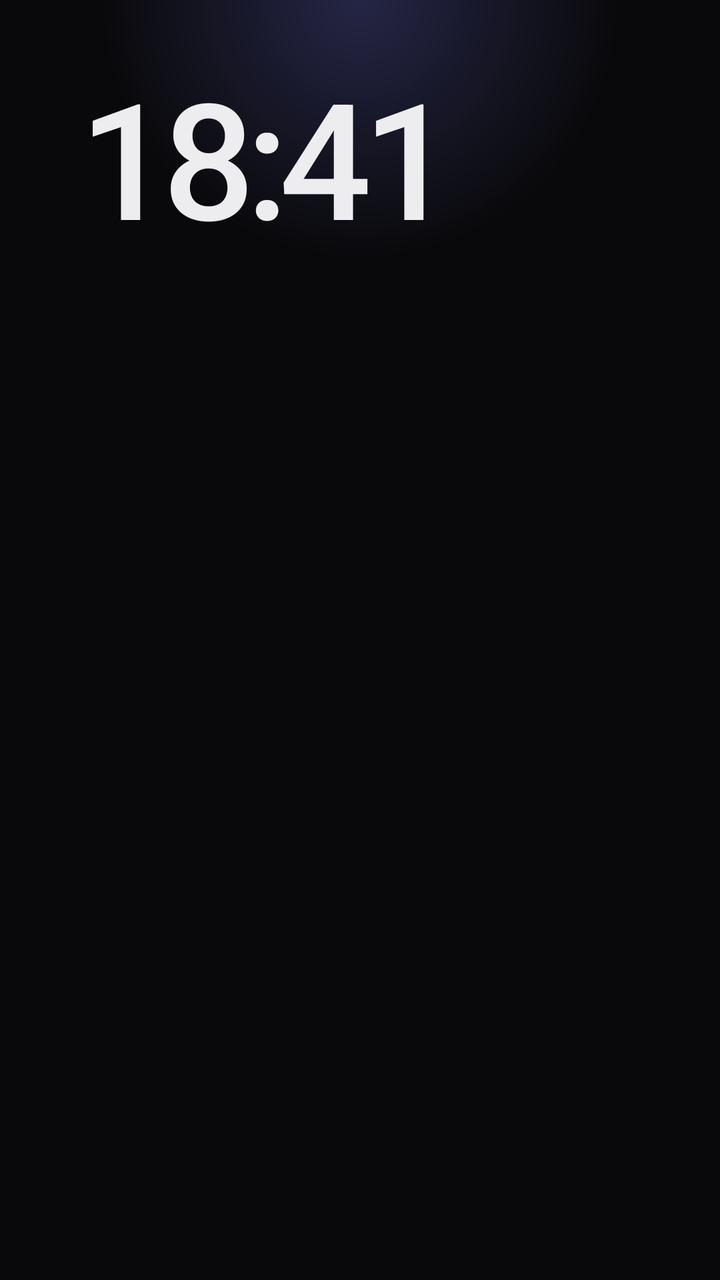
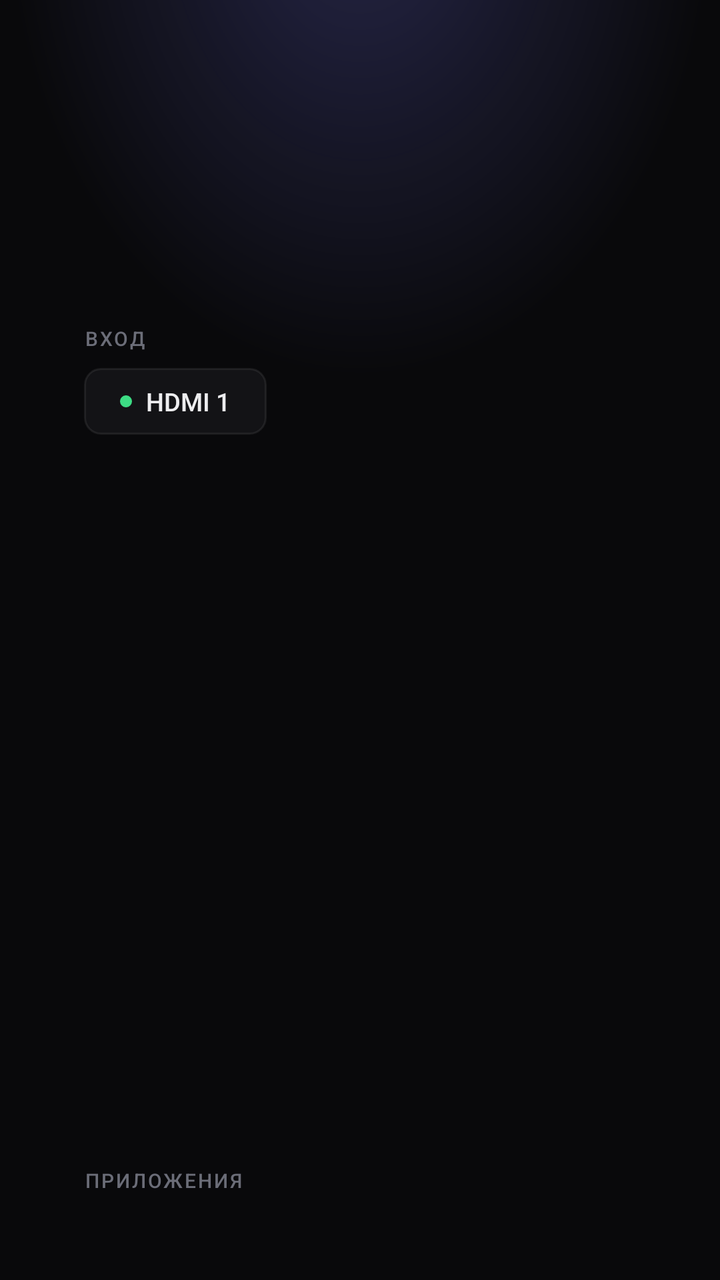

Two renders of the same Android screen: before a commit and after it. Below are the layout's source before the change and the commit's diff.
<!-- AndroidManifest.xml: application theme Theme.TvLauncher -->
<!-- res/layout/activity_home.xml -->
<?xml version="1.0" encoding="utf-8"?>
<FrameLayout xmlns:android="http://schemas.android.com/apk/res/android"
    android:layout_width="match_parent"
    android:layout_height="match_parent"
    android:paddingStart="@dimen/screen_pad_h"
    android:paddingTop="@dimen/screen_pad_v"
    android:paddingEnd="@dimen/screen_pad_h"
    android:paddingBottom="@dimen/screen_pad_v">

    <TextView
        android:id="@+id/clock"
        android:layout_width="wrap_content"
        android:layout_height="wrap_content"
        android:fontFamily="sans-serif-medium"
        android:fontFeatureSettings="tnum"
        android:includeFontPadding="false"
        android:letterSpacing="-0.055"
        android:text="18:41"
        android:textColor="@color/text"
        android:textSize="@dimen/clock_text" />
</FrameLayout>
<!-- resources referenced by this layout -->
<resources>
  <color name="text">#EDEDEF</color>
  <dimen name="clock_text">81sp</dimen>
  <dimen name="screen_pad_h">42dp</dimen>
  <dimen name="screen_pad_v">35dp</dimen>
  <!-- drawable bg_home (drawable) -->
  <?xml version="1.0" encoding="utf-8"?>
  <layer-list xmlns:android="http://schemas.android.com/apk/res/android">
      <item>
          <color android:color="@color/bg" />
      </item>
      <item
          android:gravity="top|fill_horizontal"
          android:height="260dp">
          <shape android:shape="rectangle">
              <gradient
                  android:centerX="0.5"
                  android:centerY="0"
                  android:endColor="#007C7CFF"
                  android:gradientRadius="50%p"
                  android:startColor="@color/glow"
                  android:type="radial" />
          </shape>
      </item>
  </layer-list>
  <color name="accent">#8B8BFF</color>
  <color name="bg">#09090B</color>
  <color name="glow">#3D7C7CFF</color>
  <!-- unchanged entries left out for length: 1 -->
</resources>

<!-- the commit's change to res/layout/activity_home.xml (unified diff, before → after) -->
@@ -1,21 +1,153 @@
 <?xml version="1.0" encoding="utf-8"?>
 <FrameLayout xmlns:android="http://schemas.android.com/apk/res/android"
     android:layout_width="match_parent"
-    android:layout_height="match_parent"
-    android:paddingStart="@dimen/screen_pad_h"
-    android:paddingTop="@dimen/screen_pad_v"
-    android:paddingEnd="@dimen/screen_pad_h"
-    android:paddingBottom="@dimen/screen_pad_v">
+    android:layout_height="match_parent">
+
+    <LinearLayout
+        android:layout_width="match_parent"
+        android:layout_height="match_parent"
+        android:clipChildren="false"
+        android:clipToPadding="false"
+        android:orientation="vertical"
+        android:paddingStart="@dimen/screen_pad_h"
+        android:paddingTop="@dimen/screen_pad_v"
+        android:paddingEnd="@dimen/screen_pad_h"
+        android:paddingBottom="@dimen/screen_pad_v">
+
+        
+        <LinearLayout
+            android:layout_width="match_parent"
+            android:layout_height="wrap_content"
+            android:orientation="horizontal">
+
+            <LinearLayout
+                android:layout_width="0dp"
+                android:layout_height="wrap_content"
+                android:layout_weight="1"
+                android:orientation="vertical">
+
+                <TextView
+                    android:id="@+id/clock"
+                    android:layout_width="wrap_content"
+                    android:layout_height="wrap_content"
+                    android:layout_marginBottom="-14dp"
+                    android:fontFamily="sans-serif-medium"
+                    android:fontFeatureSettings="tnum"
+                    android:includeFontPadding="false"
+                    android:letterSpacing="-0.055"
+                    android:textColor="@color/text"
+                    android:textSize="@dimen/clock_text" />
+
+                <LinearLayout
+                    android:layout_width="wrap_content"
+                    android:layout_height="wrap_content"
+                    android:layout_marginTop="9dp"
+                    android:gravity="center_vertical"
+                    android:orientation="horizontal">
+
+                    <TextView
+                        android:id="@+id/date"
+                        android:layout_width="wrap_content"
+                        android:layout_height="wrap_content"
+                        android:textColor="@color/text_muted"
+                        android:textSize="@dimen/date_text" />
+
+                    <ImageView
+                        android:id="@+id/offline_icon"
+                        android:layout_width="16dp"
+                        android:layout_height="16dp"
+                        android:layout_marginStart="10dp"
+                        android:importantForAccessibility="no"
+                        android:visibility="gone" />
+                </LinearLayout>
+            </LinearLayout>
+
+            <LinearLayout
+                android:id="@+id/weather_card"
+                android:layout_width="wrap_content"
+                android:layout_height="wrap_content"
+                android:background="@drawable/bg_panel"
+                android:gravity="center_vertical"
+                android:orientation="horizontal"
+                android:paddingStart="12dp"
+                android:paddingTop="@dimen/card_pad_v"
+                android:paddingEnd="@dimen/card_pad_h"
+                android:paddingBottom="@dimen/card_pad_v"
+                android:visibility="invisible" />
+
+            <LinearLayout
+                android:id="@+id/rates_card"
+                android:layout_width="wrap_content"
+                android:layout_height="wrap_content"
+                android:layout_marginStart="10dp"
+                android:background="@drawable/bg_panel"
+                android:orientation="vertical"
+                android:paddingStart="@dimen/card_pad_h"
+                android:paddingTop="10dp"
+                android:paddingEnd="@dimen/card_pad_h"
+                android:paddingBottom="10dp"
+                android:visibility="invisible" />
+        </LinearLayout>
+
+        <TextView
+            style="@style/SectionLabel"
+            android:layout_marginTop="@dimen/block_gap"
+            android:text="Вход" />
+
+        <TextView
+            android:id="@+id/hdmi_button"
+            android:layout_width="wrap_content"
+            android:layout_height="wrap_content"
+            android:background="@drawable/bg_pill"
+            android:drawableStart="@drawable/dot_green"
+            android:drawablePadding="7dp"
+            android:focusable="true"
+            android:fontFamily="sans-serif-medium"
+            android:gravity="center_vertical"
+            android:paddingStart="@dimen/pill_pad_h"
+            android:paddingTop="@dimen/pill_pad_v"
+            android:paddingEnd="@dimen/pill_pad_h"
+            android:paddingBottom="@dimen/pill_pad_v"
+            android:text="HDMI 1"
+            android:textColor="@color/text"
+            android:textSize="@dimen/pill_text" />
+
+        
+        <LinearLayout
+            android:layout_width="match_parent"
+            android:layout_height="0dp"
+            android:layout_weight="1"
+            android:clipChildren="false"
+            android:clipToPadding="false"
+            android:gravity="bottom"
+            android:orientation="vertical">
+
+            <TextView
+                style="@style/SectionLabel"
+                android:text="Приложения" />
+
+            <androidx.recyclerview.widget.RecyclerView
+                android:id="@+id/grid"
+                android:layout_width="match_parent"
+                android:layout_height="wrap_content"
+                android:layout_marginStart="-10dp"
+                android:layout_marginEnd="-10dp"
+                android:layout_marginBottom="-10dp"
+                android:clipChildren="false"
+                android:clipToPadding="false"
+                android:padding="4dp"
+                android:scrollbars="none" />
+        </LinearLayout>
+    </LinearLayout>
 
     <TextView
-        android:id="@+id/clock"
+        android:id="@+id/move_hint"
         android:layout_width="wrap_content"
         android:layout_height="wrap_content"
-        android:fontFamily="sans-serif-medium"
-        android:fontFeatureSettings="tnum"
-        android:includeFontPadding="false"
-        android:letterSpacing="-0.055"
-        android:text="18:41"
-        android:textColor="@color/text"
-        android:textSize="@dimen/clock_text" />
+        android:layout_gravity="bottom|center_horizontal"
+        android:layout_marginBottom="10dp"
+        android:text="◀ ▶ ▲ ▼ — переместить · OK — готово · Назад — отмена"
+        android:textColor="@color/label"
+        android:textSize="11sp"
+        android:visibility="gone" />
 </FrameLayout>
<!-- resource entries referenced after the edit -->
@@ -1,32 +1,99 @@
 <!-- resources referenced by this layout -->
 <resources>
+  <color name="label">#6B6D78</color>
   <color name="text">#EDEDEF</color>
+  <color name="text_muted">#8B8D98</color>
+  <dimen name="block_gap">17dp</dimen>
+  <dimen name="card_pad_h">15dp</dimen>
+  <dimen name="card_pad_v">11dp</dimen>
   <dimen name="clock_text">81sp</dimen>
+  <dimen name="date_text">15sp</dimen>
+  <dimen name="pill_pad_h">18dp</dimen>
+  <dimen name="pill_pad_v">8dp</dimen>
+  <dimen name="pill_text">12.5sp</dimen>
   <dimen name="screen_pad_h">42dp</dimen>
   <dimen name="screen_pad_v">35dp</dimen>
+  <!-- drawable bg_panel (drawable) -->
+  <?xml version="1.0" encoding="utf-8"?>
+  <shape xmlns:android="http://schemas.android.com/apk/res/android" android:shape="rectangle">
+      <solid android:color="@color/panel" />
+      <stroke android:width="1dp" android:color="@color/panel_stroke" />
+      <corners android:radius="@dimen/card_radius" />
+  </shape>
+  <!-- drawable bg_pill (drawable) -->
+  <?xml version="1.0" encoding="utf-8"?>
+  <selector xmlns:android="http://schemas.android.com/apk/res/android">
+      <item android:state_focused="true">
+          <shape android:shape="rectangle">
+              <solid android:color="@color/panel" />
+              <stroke android:width="@dimen/focus_ring" android:color="@color/accent" />
+              <corners android:radius="@dimen/pill_radius" />
+          </shape>
+      </item>
+      <item>
+          <shape android:shape="rectangle">
+              <solid android:color="@color/panel" />
+              <stroke android:width="1dp" android:color="@color/panel_stroke" />
+              <corners android:radius="@dimen/pill_radius" />
+          </shape>
+      </item>
+  </selector>
+  <!-- drawable dot_green (drawable) -->
+  <?xml version="1.0" encoding="utf-8"?>
+  <shape xmlns:android="http://schemas.android.com/apk/res/android" android:shape="oval">
+      <solid android:color="@color/up" />
+      <size android:width="@dimen/dot" android:height="@dimen/dot" />
+  </shape>
+  <style name="SectionLabel">
+          <item name="android:layout_width">wrap_content</item>
+          <item name="android:layout_height">wrap_content</item>
+          <item name="android:layout_marginBottom">@dimen/label_gap</item>
+          <item name="android:fontFamily">sans-serif-medium</item>
+          <item name="android:letterSpacing">0.1</item>
+          <item name="android:textAllCaps">true</item>
+          <item name="android:textColor">@color/label</item>
+          <item name="android:textSize">@dimen/label_text</item>
+      </style>
+  <color name="panel">#131316</color>
+  <color name="panel_stroke">#13FFFFFF</color>
+  <dimen name="card_radius">12dp</dimen>
+  <dimen name="focus_ring">2dp</dimen>
   <!-- drawable bg_home (drawable) -->
   <?xml version="1.0" encoding="utf-8"?>
-  <layer-list xmlns:android="http://schemas.android.com/apk/res/android">
-      <item>
-          <color android:color="@color/bg" />
-      </item>
-      <item
-          android:gravity="top|fill_horizontal"
-          android:height="260dp">
-          <shape android:shape="rectangle">
-              <gradient
-                  android:centerX="0.5"
-                  android:centerY="0"
-                  android:endColor="#007C7CFF"
-                  android:gradientRadius="50%p"
-                  android:startColor="@color/glow"
-                  android:type="radial" />
-          </shape>
-      </item>
-  </layer-list>
+  <vector xmlns:android="http://schemas.android.com/apk/res/android"
+      xmlns:aapt="http://schemas.android.com/aapt"
+      android:width="960dp"
+      android:height="540dp"
+      android:viewportWidth="960"
+      android:viewportHeight="540">
+      <path
+          android:fillColor="@color/bg"
+          android:pathData="M0,0h960v540h-960z" />
+      <group
+          android:pivotX="480"
+          android:pivotY="0"
+          android:scaleY="0.4286">
+          <path android:pathData="M0,-100h960v1360h-960z">
+              <aapt:attr name="android:fillColor">
+                  <gradient
+                      android:centerX="480"
+                      android:centerY="-100"
+                      android:gradientRadius="672"
+                      android:type="radial">
+                      <item android:color="#3D7C7CFF" android:offset="0" />
+                      <item android:color="#007C7CFF" android:offset="0.7" />
+                  </gradient>
+              </aapt:attr>
+          </path>
+      </group>
+  </vector>
   <color name="accent">#8B8BFF</color>
+  <dimen name="pill_radius">8dp</dimen>
+  <color name="up">#3DDC84</color>
+  <dimen name="dot">6dp</dimen>
+  <dimen name="label_gap">8dp</dimen>
+  <dimen name="label_text">10sp</dimen>
   <color name="bg">#09090B</color>
-  <color name="glow">#3D7C7CFF</color>
   <!-- unchanged entries left out for length: 1 -->
 </resources>
 
